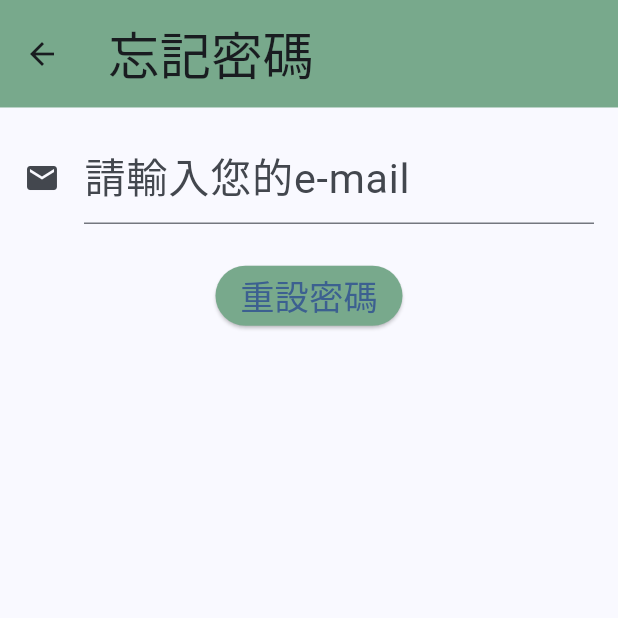
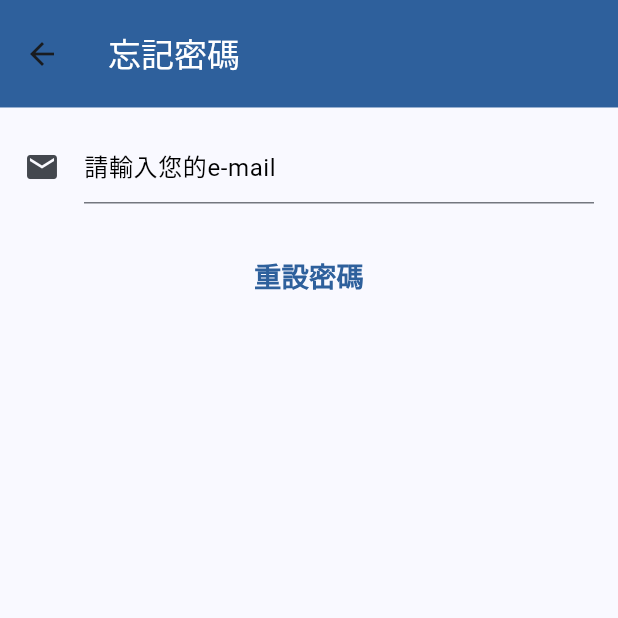
Before and after one commit to xwpi22/HEApp, a Flutter app: the ForgetPassView screen opened by its route, on a phone screen of 412 x 824 dp, the top half of it. Run offline on Flutter 3.47's test engine with Material 3 defaults, Android fonts, the light colour scheme and no system bars; our stand-ins replace firebase_auth, firebase_core, flutter_screenutil, google_fonts, image_picker, material_design_icons_flutter and 2 more; accounts and stored records are empty; generated files the repository leaves out were written again; network calls fail.

Commit message:
change the forget_password_view color, but haven't figure out why the appbar style setting is not the same as I defined in the main.dart appBarTheme.

```diff
--- a/lib/views/account_view/account_view.dart
+++ b/lib/views/account_view/account_view.dart
@@ -1,3 +1,5 @@
+// import 'dart:nativewrappers/_internal/vm/lib/internal_patch.dart';
+
 import 'package:flutter/material.dart';
 import 'dart:io';
 import 'package:image/image.dart' as img;
@@ -74,10 +76,8 @@ class _AccountViewState extends State<AccountView> {
         appBar: AppBar(
           title: Text('會員專區',
               style: Theme.of(context).textTheme.titleLarge!.copyWith(
-                    color: Theme.of(context).colorScheme.onSecondary,
+                    color: Colors.white,
                   )),
-          backgroundColor: Color(0xFF2E609C),
-          toolbarHeight: 60.h,
           actions: <Widget>[
             IconButton.outlined(
               onPressed: () async {
--- a/lib/views/login_email_view/forget_password_view.dart
+++ b/lib/views/login_email_view/forget_password_view.dart
@@ -19,8 +19,6 @@ class _ForgetPassViewState extends State<ForgetPassView> {
     return Scaffold(
       appBar: AppBar(
         title: const Text('忘記密碼'),
-        backgroundColor: globColor,
-        toolbarHeight: 60.h,
       ),
       body: Padding(
         padding: const EdgeInsets.all(16.0),
@@ -32,14 +30,14 @@ class _ForgetPassViewState extends State<ForgetPassView> {
               controller: _emailController,
               keyboardType: TextInputType.emailAddress,
               style: Theme.of(context).textTheme.bodySmall,
-              decoration: const InputDecoration(
-                labelText: '請輸入您的e-mail',
+              decoration: InputDecoration(
+                hintText: '請輸入您的e-mail',
+                hintStyle: Theme.of(context).textTheme.bodySmall,
                 icon: Icon(Icons.email),
               ),
             ),
             SizedBox(height: 20.h),
-            ElevatedButton(
-              style: ElevatedButton.styleFrom(backgroundColor: globColor),
+            TextButton(
               onPressed: _isLoading ? null : _resetPassword,
               child: _isLoading
                   ? const CircularProgressIndicator()
```
Also changed, not shown: lib/main.dart (+12 -0 lines).
